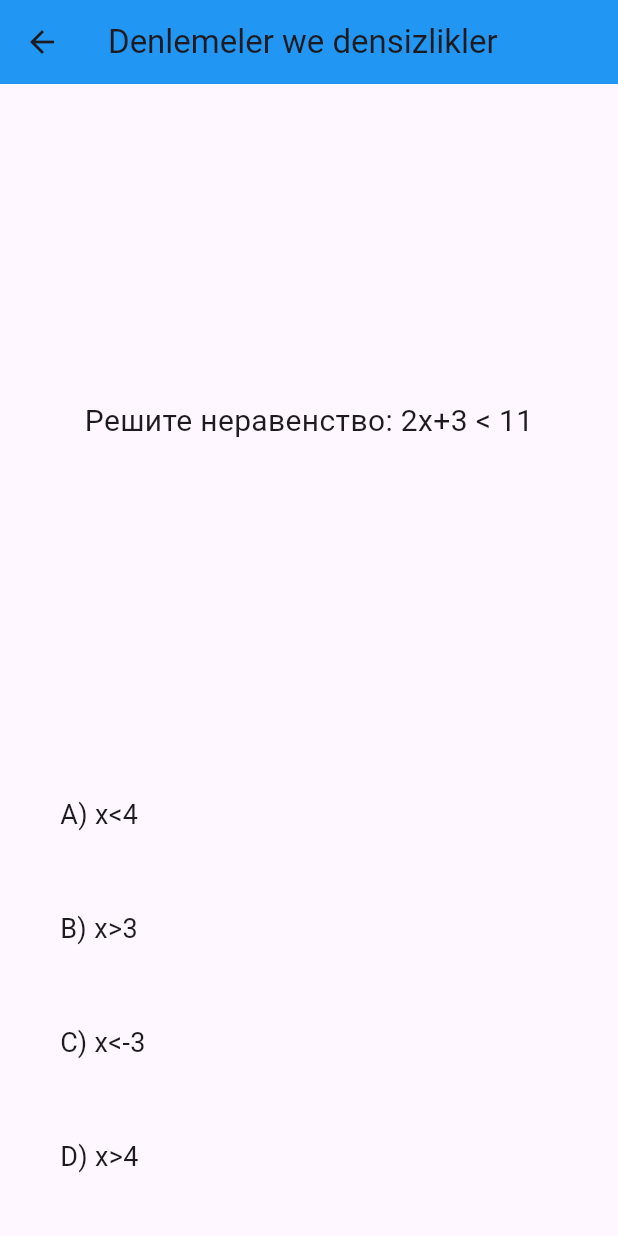
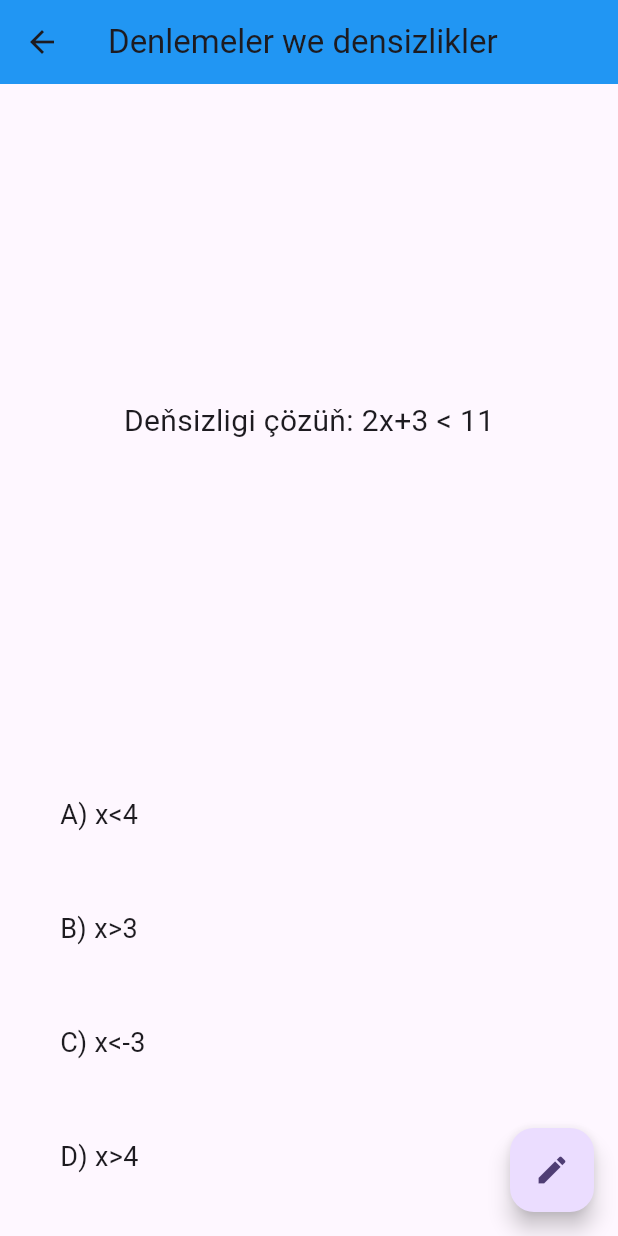
Before and after one commit to kuvvat2001/my_thesis_math, a Flutter app: the TestScreen screen opened directly, on a phone screen of 412 x 824 dp. Run offline on Flutter 3.47's test engine with Material 2 defaults, Android fonts, the phone set to English and light mode, and no system bars; missing offline and left inert: flutter_signature_pad.

Commit message:
kuvvat_2001

```diff
--- a/assets/quastion.json
+++ b/assets/quastion.json
@@ -1,6 +1,6 @@
 [
   {
-    "question": " Решите неравенство: 2x+3 < 11 ",
+    "question": " Deňsizligi çözüň: 2x+3 < 11 ",
     "choices": [
       {"text": "A) x<4", "isCorrect": true},
       {"text": "B) x>3", "isCorrect": false},
@@ -10,7 +10,7 @@
     ]
   },
   {
-    "question": " Решите уравнение: 2(x+5)=12.",
+    "question": " Deňlemäni Çözüň: 2(x+5)=12.",
     "choices": [
       {"text": "A) x=4", "isCorrect": false},
       {"text": "B) x=1", "isCorrect": true},
@@ -20,7 +20,7 @@
     ]
   },
   {
-    "question": "Решите уравнение: 3x-7=5.",
+    "question": "Deňlemäni Çözüň: 3x-7=5.",
     "choices": [
       {"text": "A) 4", "isCorrect": true},
       {"text": "B) 3", "isCorrect": false},
@@ -29,7 +29,7 @@
     ]
   },
   {
-    "question": "Решите неравенство: (x-1)/3>2. ",
+    "question": "Deňsizligi çözüň: (x-1)/3>2. ",
     "choices": [
       {"text": "A) 4", "isCorrect": true},
       {"text": "B) 3", "isCorrect": false},
--- a/lib/screen/tests_screen.dart
+++ /dev/null
@@ -1,100 +0,0 @@
-import 'dart:convert';
-import 'package:flutter/material.dart';
-import 'package:flutter/services.dart';
-
-
-class TestScreen extends StatefulWidget {
-  @override
-  _TestScreenState createState() => _TestScreenState();
-}
-
-class _TestScreenState extends State<TestScreen> {
-  int currentQuestionIndex = 0;
-  List<Map<String, dynamic>> questions = [];
-  int selectedChoiceIndex = -1;
-
-  @override
-  void initState() {
-    super.initState();
-    loadQuestions();
-  }
-
-  Future<void> loadQuestions() async {
-    final String jsonString = await rootBundle.loadString('assets/quastion.json');
-    final List<dynamic> jsonList = json.decode(jsonString);
-
-    setState(() {
-      questions = jsonList.cast<Map<String, dynamic>>();
-    });
-  }
-
-  void checkAnswer(int choiceIndex) {
-    setState(() {
-      selectedChoiceIndex = choiceIndex;
-    });
-
-    Future.delayed(Duration(seconds: 2), () {
-      if (currentQuestionIndex < questions.length - 1) {
-        setState(() {
-          currentQuestionIndex++;
-          selectedChoiceIndex = -1; // Soruya geçtiğimizde seçili cevabı sıfırla
-        });
-      }
-    });
-  }
-
-  @override
-  Widget build(BuildContext context) {
-    return Scaffold(
-      appBar: AppBar(
-        title: Text('Denlemeler we densizlikler'),
-        backgroundColor: Colors.blue,
-      ),
-      body: Padding(
-        padding: const EdgeInsets.only(left: 15,right: 15,bottom: 15),
-        child: Column(
-          mainAxisAlignment: MainAxisAlignment.center,
-          children: [
-            Expanded(
-              child: Center(
-                child: Text(
-                  questions.isEmpty ? 'Sorular yükleniyor...' : questions[currentQuestionIndex]['question'],
-                  style: TextStyle(fontSize: 20.0),
-                ),
-              ),
-            ),
-            Column(
-              children: questions.isEmpty
-                  ? [Text('Sorular yükleniyor...')]
-                  : questions[currentQuestionIndex]['choices'].asMap().entries.map<Widget>((entry) {
-                      int index = entry.key;
-                      Map<String, dynamic> choice = entry.value;
-                      bool isCorrect = choice['isCorrect'];
-                      Color? backgroundColor = (selectedChoiceIndex == index)
-                          ? (isCorrect ? Colors.green : Colors.red)
-                          : null;
-
-                      return GestureDetector(
-                        onTap: () {
-                          if (selectedChoiceIndex == -1) {
-                            checkAnswer(index);
-                          }
-                        },
-                        child: Container(
-                          width: double.infinity,
-                          padding: EdgeInsets.all(25.0),
-                          color: backgroundColor,
-                          child: Text(
-                            choice['text'],
-                            style: TextStyle(fontSize: 18.0),
-                          ),
-                        ),
-                      );
-                    }).toList(),
-            ),
-          ],
-        ),
-      ),
-    );
-  }
-}
--- a/lib/screen/tests_ui_screeen.dart
+++ b/lib/screen/tests_ui_screeen.dart
@@ -1,7 +1,7 @@
 import 'package:flutter/material.dart';
 import 'package:flutter_staggered_grid_view/flutter_staggered_grid_view.dart';
 import 'package:math_app/screen/multiplaying_screen.dart';
-import 'package:math_app/screen/tests_screen.dart';
+import 'package:math_app/tests/tests_screen.dart';
 
 class TestsUiScreen extends StatelessWidget {
   const TestsUiScreen({super.key});
--- a/lib/screen/theory_screen.dart
+++ b/lib/screen/theory_screen.dart
@@ -1,7 +1,7 @@
 import 'package:flutter/material.dart';
 import 'package:flutter_staggered_grid_view/flutter_staggered_grid_view.dart';
 import 'package:math_app/screen/multiplaying_screen.dart';
-import 'package:math_app/screen/tests_screen.dart';
+import 'package:math_app/tests/tests_screen.dart';
 
 class TheoryScreen extends StatelessWidget {
   const TheoryScreen({super.key});
--- /dev/null
+++ b/lib/tests/tests_screen.dart
@@ -0,0 +1,129 @@
+import 'dart:convert';
+import 'package:flutter/material.dart';
+import 'package:flutter/services.dart';
+import 'package:flutter_signature_pad/flutter_signature_pad.dart';
+
+class TestScreen extends StatefulWidget {
+  @override
+  _TestScreenState createState() => _TestScreenState();
+}
+
+class _TestScreenState extends State<TestScreen> {
+  int currentQuestionIndex = 0;
+  List<Map<String, dynamic>> questions = [];
+  int selectedChoiceIndex = -1;
+  bool isWritingBoardOpen = false;
+  GlobalKey<SignatureState> signatureKey = GlobalKey();
+
+  @override
+  void initState() {
+    super.initState();
+    loadQuestions();
+  }
+
+  Future<void> loadQuestions() async {
+    final String jsonString =
+        await rootBundle.loadString('assets/quastion.json');
+    final List<dynamic> jsonList = json.decode(jsonString);
+
+    setState(() {
+      questions = jsonList.cast<Map<String, dynamic>>();
+    });
+  }
+
+  void checkAnswer(int choiceIndex) {
+    setState(() {
+      selectedChoiceIndex = choiceIndex;
+    });
+
+    Future.delayed(Duration(seconds: 2), () {
+      if (currentQuestionIndex < questions.length - 1) {
+        setState(() {
+          currentQuestionIndex++;
+          selectedChoiceIndex =
+              -1; // Reset selected answer when moving to the next question
+        });
+      }
+    });
+  }
+
+  @override
+  Widget build(BuildContext context) {
+    return Scaffold(
+      appBar: AppBar(
+        title: Text('Denlemeler we densizlikler'),
+        backgroundColor: Colors.blue,
+      ),
+      body: Padding(
+        padding: const EdgeInsets.only(left: 15, right: 15, bottom: 15),
+        child: Stack(
+          children: [
+            if (isWritingBoardOpen)
+              Container(
+                color: Colors.grey.withOpacity(0.1),
+                child: Signature(
+                  color: Colors.black,
+                  strokeWidth: 3.0,
+                  backgroundPainter: null,
+                  key: signatureKey,
+                ),
+              ),
+            Column(
+              mainAxisAlignment: MainAxisAlignment.center,
+              children: [
+                Expanded(
+                  child: Center(
+                    child: Text(
+                      questions.isEmpty
+                          ? 'Sorular yükleniyor...'
+                          : questions[currentQuestionIndex]['question'],
+                      style: TextStyle(fontSize: 20.0),
+                    ),
+                  ),
+                ),
+                Column(
+                  children: questions.isEmpty
+                      ? [Text('Sorular yükleniyor...')]
+                      : questions[currentQuestionIndex]['choices'].asMap().entries.map<Widget>((entry) {
+                          int index = entry.key;
+                          Map<String, dynamic> choice = entry.value;
+                          bool isCorrect = choice['isCorrect'];
+                          Color? backgroundColor =
+                              (selectedChoiceIndex == index)
+                                  ? (isCorrect ? Colors.green : Colors.red)
+                                  : null;
+
+                          return GestureDetector(
+                            onTap: () {
+                              if (selectedChoiceIndex == -1) {
+                                checkAnswer(index);
+                              }
+                            },
+                            child: Container(
+                              width: double.infinity,
+                              padding: EdgeInsets.all(25.0),
+                              color: backgroundColor,
+                              child: Text(
+                                choice['text'],
+                                style: TextStyle(fontSize: 18.0),
+                              ),
+                            ),
+                          );
+                        }).toList(),
+                ),
+              ],
+            )
+          ],
+        ),
+      ),
+      floatingActionButton: FloatingActionButton(
+        onPressed: () {
+          setState(() {
+            isWritingBoardOpen = !isWritingBoardOpen;
+          });
+        },
+        child: Icon(isWritingBoardOpen ? Icons.close : Icons.create),
+      ),
+    );
+  }
+}
--- a/pubspec.yaml
+++ b/pubspec.yaml
@@ -36,6 +36,8 @@ dependencies:
   # Use with the CupertinoIcons class for iOS style icons.
   cupertino_icons: ^1.0.2
   flutter_staggered_grid_view: ^0.4.0
+  flutter_signature_pad: ^3.0.0
+
 
 dev_dependencies:
   flutter_test:
```
Also changed, not shown: pubspec.lock.
